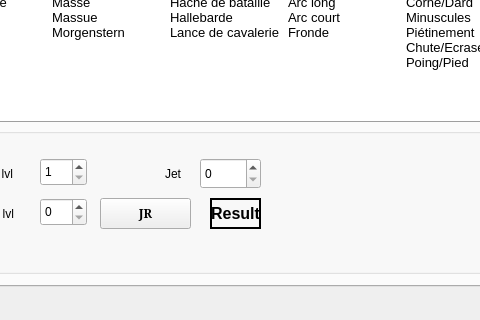
This is mainwindow.ui in e2002e/JRTM-MERP as Qt 5 draws it before an edit; both pictures show x 94 to 574 and y 402 to 722 of the 903 by 722 pixel window. The edited form follows.
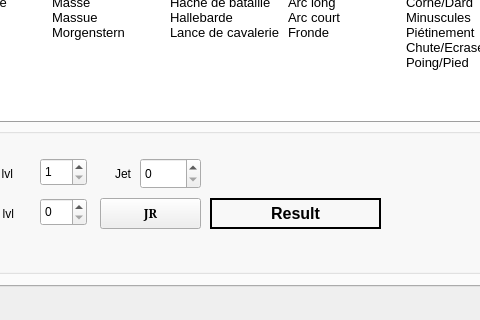
This is the edited form.

Commit message: corrected Resistance Draw result's label

Diff of the .ui file:
```diff
--- a/mainwindow.ui
+++ b/mainwindow.ui
@@ -1129,7 +1129,7 @@
               <rect>
                <x>170</x>
                <y>70</y>
-               <width>91</width>
+               <width>101</width>
                <height>31</height>
               </rect>
              </property>
@@ -1149,7 +1149,7 @@
               <rect>
                <x>280</x>
                <y>70</y>
-               <width>51</width>
+               <width>171</width>
                <height>31</height>
               </rect>
              </property>
@@ -1178,7 +1178,7 @@
               <rect>
                <x>170</x>
                <y>30</y>
-               <width>81</width>
+               <width>31</width>
                <height>31</height>
               </rect>
              </property>
@@ -1198,7 +1198,7 @@
             <widget class="QSpinBox" name="spinBox_11">
              <property name="geometry">
               <rect>
-               <x>270</x>
+               <x>210</x>
                <y>30</y>
                <width>61</width>
                <height>31</height>
```
